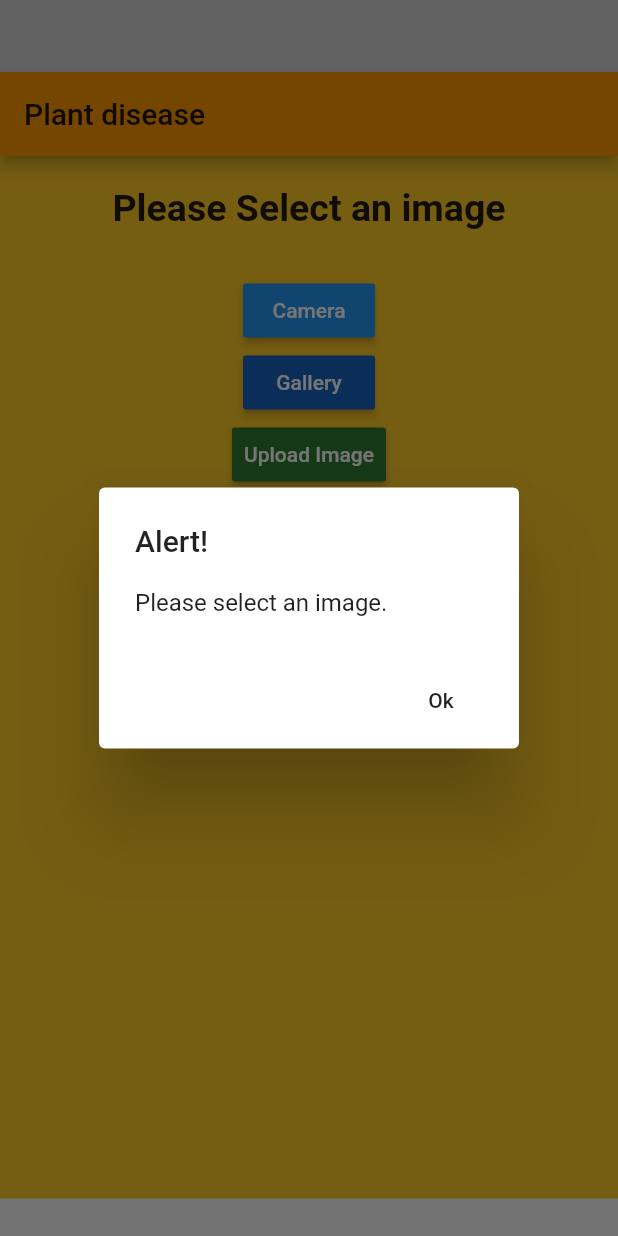
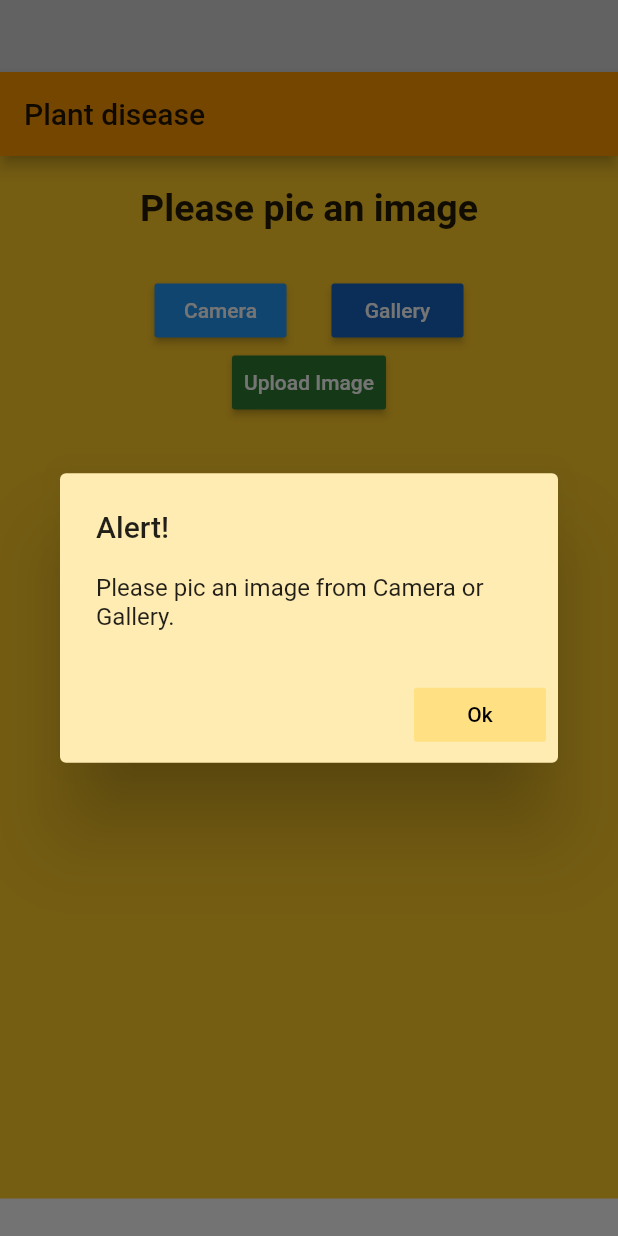
Before and after one commit to firozsujan/flutter_app, a Flutter app: the screen it shows after launch, after a tap on "Upload Image", on a phone screen of 412 x 824 dp. Run offline on Flutter 3.47's test engine with Material 2 defaults, Android fonts, the phone set to English and light mode, and no system bars; our stand-ins replace image_picker; missing offline and left inert: flutter_curved_tab_bar.

Commit message:
updated the ui

```diff
--- a/lib/take_image.dart
+++ b/lib/take_image.dart
@@ -1,5 +1,6 @@
 import 'dart:io';
 
+import 'package:flutter/cupertino.dart';
 import 'package:flutter/material.dart';
 import 'package:flutterapp/upload_image.dart';
 import 'package:image_picker/image_picker.dart';
@@ -25,6 +26,9 @@ class _TakeImageState extends State<TakeImage> {
             SizedBox(height: 20),
             decideImageView(),
             SizedBox(height: 30),
+            Row(
+              mainAxisAlignment: MainAxisAlignment.center,
+              children: <Widget>[
                 RaisedButton(
                   padding: const EdgeInsets.all(8.0),
                   textColor: Colors.white,
@@ -34,6 +38,7 @@ class _TakeImageState extends State<TakeImage> {
                     openCamera();
                   },
                 ),
+                SizedBox(width: 30),
                 RaisedButton(
                   padding: const EdgeInsets.all(8.0),
                   textColor: Colors.white,
@@ -42,6 +47,8 @@ class _TakeImageState extends State<TakeImage> {
                   onPressed: () {
                     openGallery();
                   },
+                ),
+              ],
             ),
             RaisedButton(
               padding: const EdgeInsets.all(8.0),
@@ -59,11 +66,17 @@ class _TakeImageState extends State<TakeImage> {
                     // false = user must tap button, true = tap outside dialog
                     builder: (BuildContext dialogContext) {
                       return AlertDialog(
+                        backgroundColor: Colors.amber[100],
                         title: Text('Alert!'),
-                        content: Text('Please select an image.'),
+                        content:
+                            Text('Please pic an image from Camera or Gallery.'),
                         actions: <Widget>[
                           FlatButton(
-                            child: Text('Ok'),
+                            child: Text(
+                              'Ok',
+                              style: TextStyle(color: Colors.black),
+                            ),
+                            color: Colors.amber[200],
                             onPressed: () {
                               Navigator.of(dialogContext)
                                   .pop(); // Dismiss alert dialog
@@ -84,7 +97,7 @@ class _TakeImageState extends State<TakeImage> {
 
   openGallery() async {
     var picture = await ImagePicker.pickImage(
-        source: ImageSource.gallery, maxHeight: 200, maxWidth: double.infinity);
+        source: ImageSource.gallery, maxHeight: 200, maxWidth: 600);
     this.setState(() {
       imageFile = picture;
     });
@@ -92,7 +105,7 @@ class _TakeImageState extends State<TakeImage> {
 
   openCamera() async {
     var picture = await ImagePicker.pickImage(
-        source: ImageSource.camera, maxHeight: 200, maxWidth: 400);
+        source: ImageSource.camera, maxHeight: 200, maxWidth: 600);
     this.setState(() {
       imageFile = picture;
     });
@@ -103,7 +116,7 @@ class _TakeImageState extends State<TakeImage> {
       return Image.file(imageFile);
     else
       return Text(
-        "Please Select an image",
+        "Please pic an image",
         style: TextStyle(fontWeight: FontWeight.bold, fontSize: 25),
       );
   }
```
Lines whose indentation alone changed are shown as unchanged.
